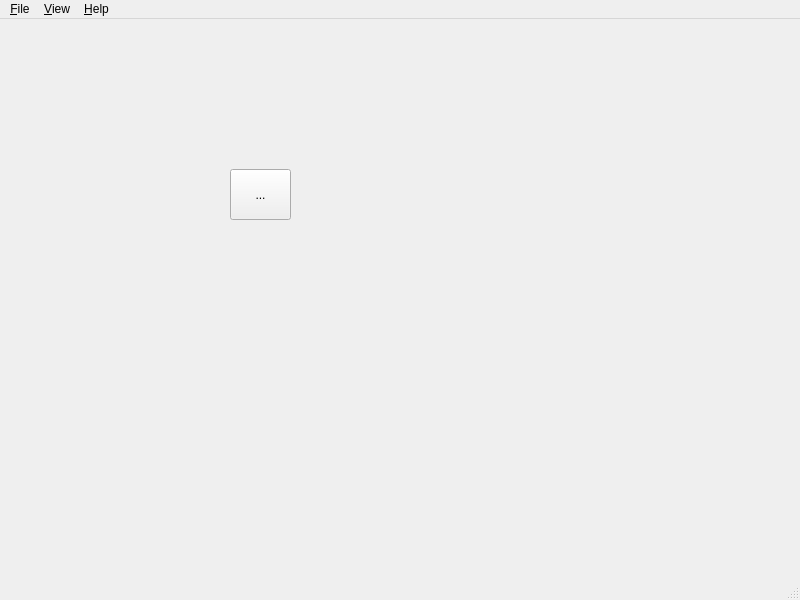
Qt form src/gui/formmain.ui (martinrotter/rssguard) before a commit.
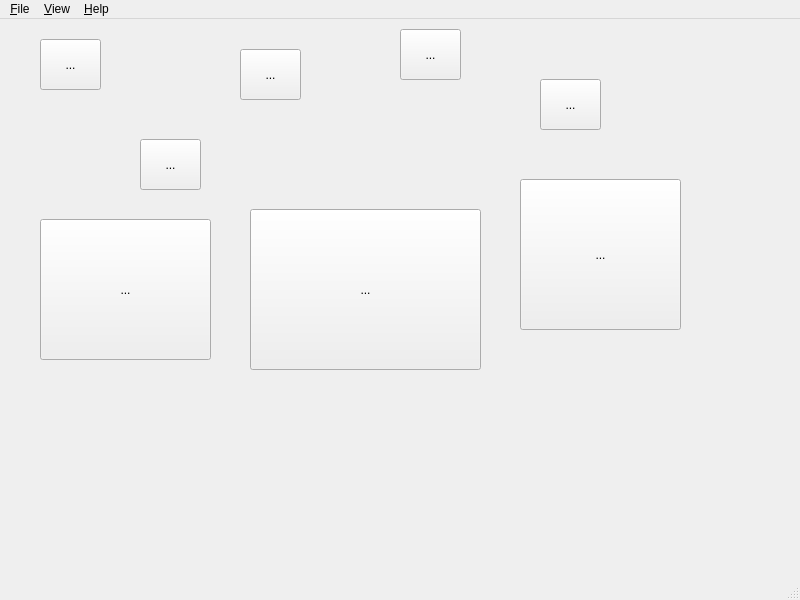
The same form after that commit. Icons and pictures are not drawn.

```diff
--- a/src/gui/formmain.ui
+++ b/src/gui/formmain.ui
@@ -17,14 +17,185 @@
    <widget class="QToolButton" name="toolButton">
     <property name="geometry">
      <rect>
-      <x>230</x>
-      <y>150</y>
+      <x>40</x>
+      <y>20</y>
       <width>61</width>
       <height>51</height>
      </rect>
     </property>
     <property name="text">
      <string>...</string>
+    </property>
+    <property name="icon">
+     <iconset theme="application-exit"/>
+    </property>
+    <property name="iconSize">
+     <size>
+      <width>32</width>
+      <height>32</height>
+     </size>
+    </property>
+   </widget>
+   <widget class="QToolButton" name="toolButton_2">
+    <property name="geometry">
+     <rect>
+      <x>140</x>
+      <y>120</y>
+      <width>61</width>
+      <height>51</height>
+     </rect>
+    </property>
+    <property name="text">
+     <string>...</string>
+    </property>
+    <property name="icon">
+     <iconset theme="application-exit">
+      <normaloff/>
+     </iconset>
+    </property>
+    <property name="iconSize">
+     <size>
+      <width>20</width>
+      <height>20</height>
+     </size>
+    </property>
+   </widget>
+   <widget class="QToolButton" name="toolButton_3">
+    <property name="geometry">
+     <rect>
+      <x>240</x>
+      <y>30</y>
+      <width>61</width>
+      <height>51</height>
+     </rect>
+    </property>
+    <property name="text">
+     <string>...</string>
+    </property>
+    <property name="icon">
+     <iconset theme="application-exit">
+      <normaloff/>
+     </iconset>
+    </property>
+    <property name="iconSize">
+     <size>
+      <width>16</width>
+      <height>16</height>
+     </size>
+    </property>
+   </widget>
+   <widget class="QToolButton" name="toolButton_4">
+    <property name="geometry">
+     <rect>
+      <x>40</x>
+      <y>200</y>
+      <width>171</width>
+      <height>141</height>
+     </rect>
+    </property>
+    <property name="text">
+     <string>...</string>
+    </property>
+    <property name="icon">
+     <iconset theme="application-exit">
+      <normaloff/>
+     </iconset>
+    </property>
+    <property name="iconSize">
+     <size>
+      <width>48</width>
+      <height>48</height>
+     </size>
+    </property>
+   </widget>
+   <widget class="QToolButton" name="toolButton_5">
+    <property name="geometry">
+     <rect>
+      <x>400</x>
+      <y>10</y>
+      <width>61</width>
+      <height>51</height>
+     </rect>
+    </property>
+    <property name="text">
+     <string>...</string>
+    </property>
+    <property name="icon">
+     <iconset theme="application-exit">
+      <normaloff/>
+     </iconset>
+    </property>
+    <property name="iconSize">
+     <size>
+      <width>64</width>
+      <height>64</height>
+     </size>
+    </property>
+   </widget>
+   <widget class="QToolButton" name="toolButton_6">
+    <property name="geometry">
+     <rect>
+      <x>250</x>
+      <y>190</y>
+      <width>231</width>
+      <height>161</height>
+     </rect>
+    </property>
+    <property name="text">
+     <string>...</string>
+    </property>
+    <property name="icon">
+     <iconset theme="application-exit">
+      <normaloff/>
+     </iconset>
+    </property>
+    <property name="iconSize">
+     <size>
+      <width>96</width>
+      <height>96</height>
+     </size>
+    </property>
+   </widget>
+   <widget class="QToolButton" name="toolButton_7">
+    <property name="geometry">
+     <rect>
+      <x>520</x>
+      <y>160</y>
+      <width>161</width>
+      <height>151</height>
+     </rect>
+    </property>
+    <property name="text">
+     <string>...</string>
+    </property>
+    <property name="icon">
+     <iconset theme="application-exit">
+      <normaloff/>
+     </iconset>
+    </property>
+    <property name="iconSize">
+     <size>
+      <width>128</width>
+      <height>128</height>
+     </size>
+    </property>
+   </widget>
+   <widget class="QToolButton" name="toolButton_8">
+    <property name="geometry">
+     <rect>
+      <x>540</x>
+      <y>60</y>
+      <width>61</width>
+      <height>51</height>
+     </rect>
+    </property>
+    <property name="text">
+     <string>...</string>
+    </property>
+    <property name="icon">
+     <iconset theme="application-exit">
+      <normaloff/>
+     </iconset>
     </property>
     <property name="iconSize">
      <size>
```
Left out of the diff: 2 changed lines with no effect on the pictures.
